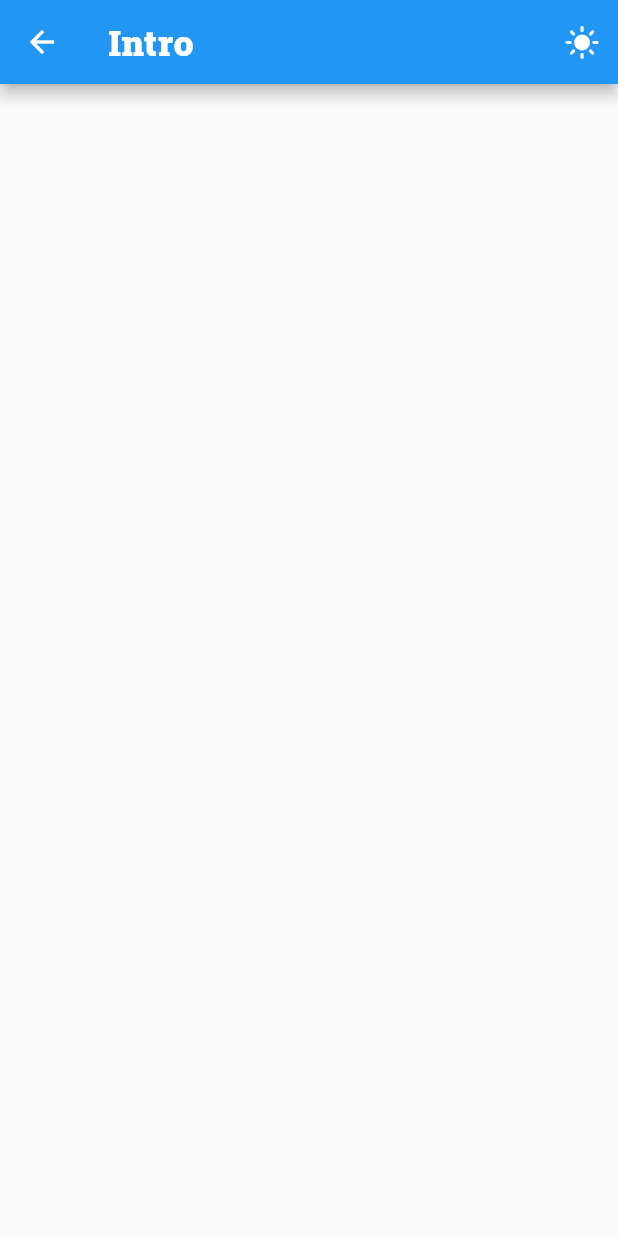
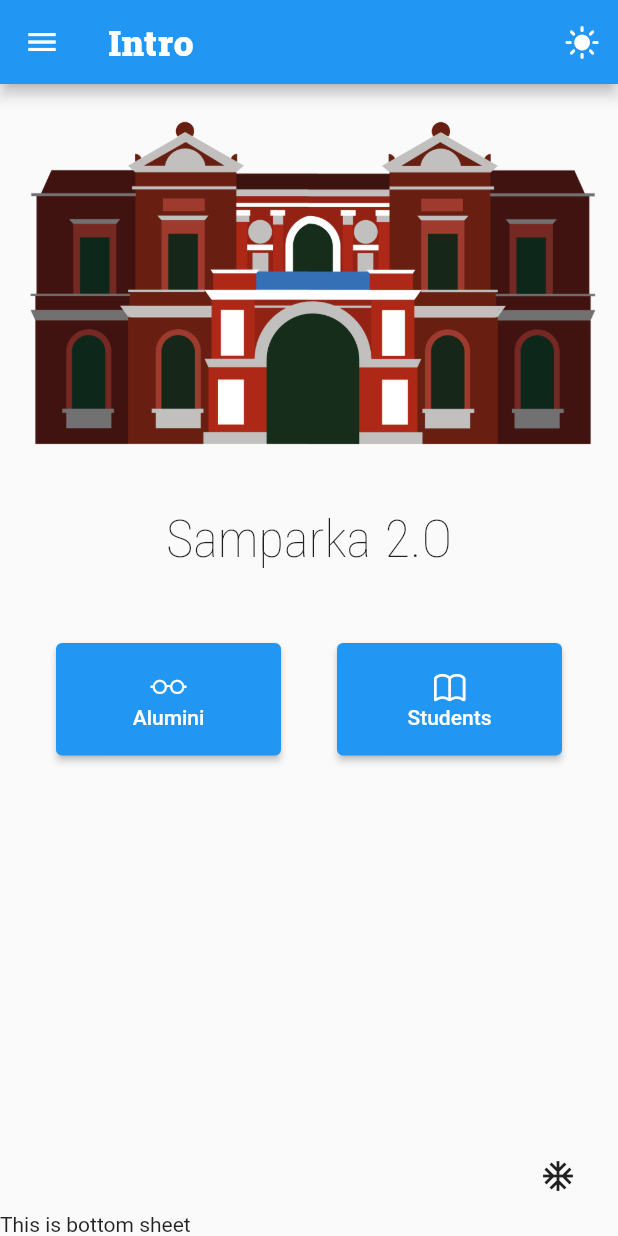
Before and after one commit to Samparka-App/Samparka, a Flutter app: the IntroPage screen opened directly, after a tap on an icon or button, on a phone screen of 412 x 824 dp. Run offline on Flutter 3.47's test engine with Material 2 defaults, Android fonts, the phone set to English and light mode, and no system bars; our stand-ins replace google_fonts.

Commit message:
introPage wireframe done

```diff
--- a/lib/main.dart
+++ b/lib/main.dart
@@ -1,6 +1,7 @@
 import 'package:flutter/cupertino.dart';
 import 'package:flutter/material.dart';
 import 'package:samparka/pages/home.dart';
+import 'package:samparka/pages/introPage.dart';
 
 void main() {
   runApp(MyApp(
@@ -24,7 +25,11 @@ class _MyAppState extends State<MyApp> {
   Widget build(BuildContext context) {
     return MaterialApp(
       theme: theme,
-      home: HomePage(),
+      initialRoute: "/",
+      routes: {
+        "/":(context)=>IntroPage(),
+        "/home":(context)=>HomePage()
+      },
     );
   }
 
--- a/lib/pages/introPage.dart
+++ b/lib/pages/introPage.dart
@@ -1,12 +1,78 @@
+import 'package:flutter/cupertino.dart';
 import 'package:flutter/material.dart';
+import 'package:samparka/styles/textStyles.dart';
 import 'package:samparka/widgets/appbar.dart';
+import 'package:samparka/widgets/drawer.dart';
 
 class IntroPage extends StatelessWidget{
   @override
   Widget build(BuildContext context){
     return Scaffold(
       appBar: MyAppBar("Intro"),
-
+      drawer: MyDrawer(),
+      bottomSheet: Text(
+        "This is bottom sheet",textAlign: TextAlign.center,
+      ),
+      floatingActionButton: IconButton(
+        icon: Icon(
+          Icons.ac_unit_sharp
+        ),
+        onPressed: (){},
+      ),
+      bottomNavigationBar: BottomAppBar(),
+      body: Column(
+        mainAxisAlignment: MainAxisAlignment.start,
+        crossAxisAlignment: CrossAxisAlignment.center,
+        children: [
+          SizedBox(height: 15,),
+          Image.asset("images/uvce.png"),
+          SizedBox(height: 30,),
+          Text(
+            "Samparka 2.O",
+            style: Font.textHeading,
+            textScaleFactor: 2.5,
+          ),
+          SizedBox(height: 40,),
+          ButtonBar(
+          // mainAxisSize: MainAxisSize.,
+            alignment:MainAxisAlignment.spaceEvenly,
+            children: [
+              SizedBox(
+                height: 75,
+                width: 150,
+                child: ElevatedButton(
+                    onPressed: (){
+                      Navigator.pushNamed(context, "/home");
+                    },
+                    child: Column(
+                      mainAxisAlignment: MainAxisAlignment.center ,
+                  children: [
+                    Icon(CupertinoIcons.eyeglasses),
+                    Text("Alumini")
+                  ],
+                )
+                ),
+              ),
+              SizedBox(
+                height: 75,
+                width: 150,
+                child: ElevatedButton(
+                    onPressed: (){
+                      Navigator.pushNamed(context, "/home");
+                    },
+                    child: Column(
+                      mainAxisAlignment: MainAxisAlignment.center ,
+                      children: [
+                        Icon(CupertinoIcons.book),
+                        Text("Students")
+                      ],
+                    )
+                ),
+              )
+            ],
+          ),
+        ],
+      )
     );
   }
 }
--- a/pubspec.yaml
+++ b/pubspec.yaml
@@ -60,8 +60,8 @@ flutter:
   uses-material-design: true
 
   # To add assets to your application, add an assets section, like this:
-  # assets:
-  #   - images/a_dot_burr.jpeg
+  assets:
+    - images/uvce.png
   #   - images/a_dot_ham.jpeg
 
   # An image asset can refer to one or more resolution-specific "variants", see
```
Also changed, not shown: images/uvce.png (added).
